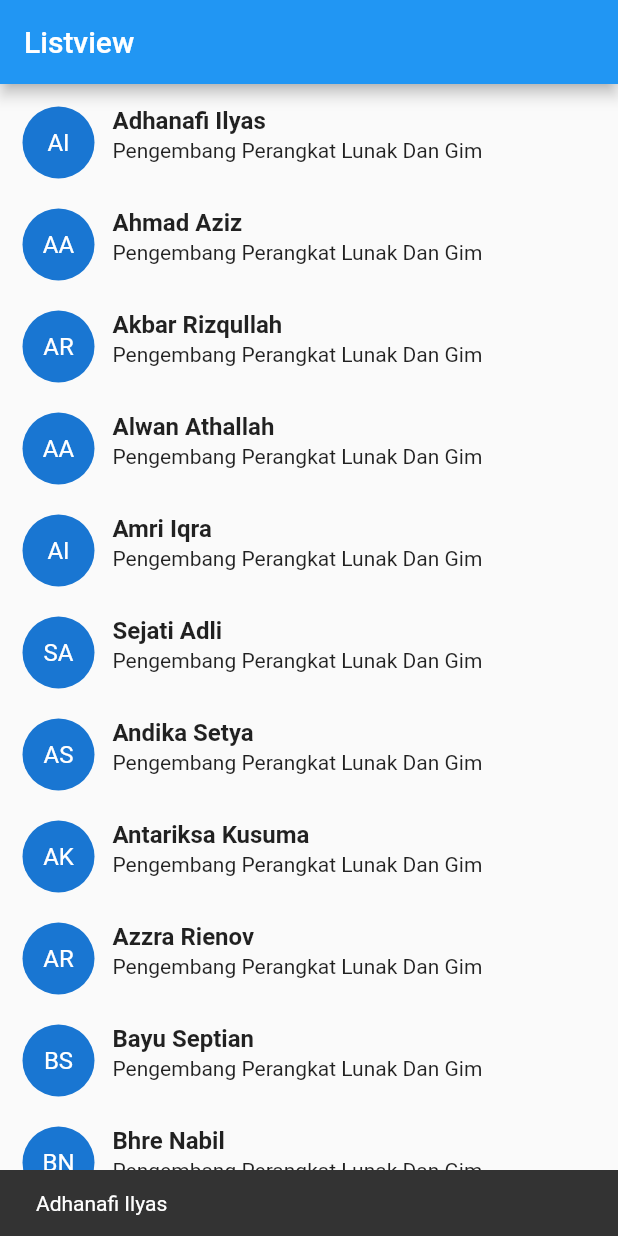
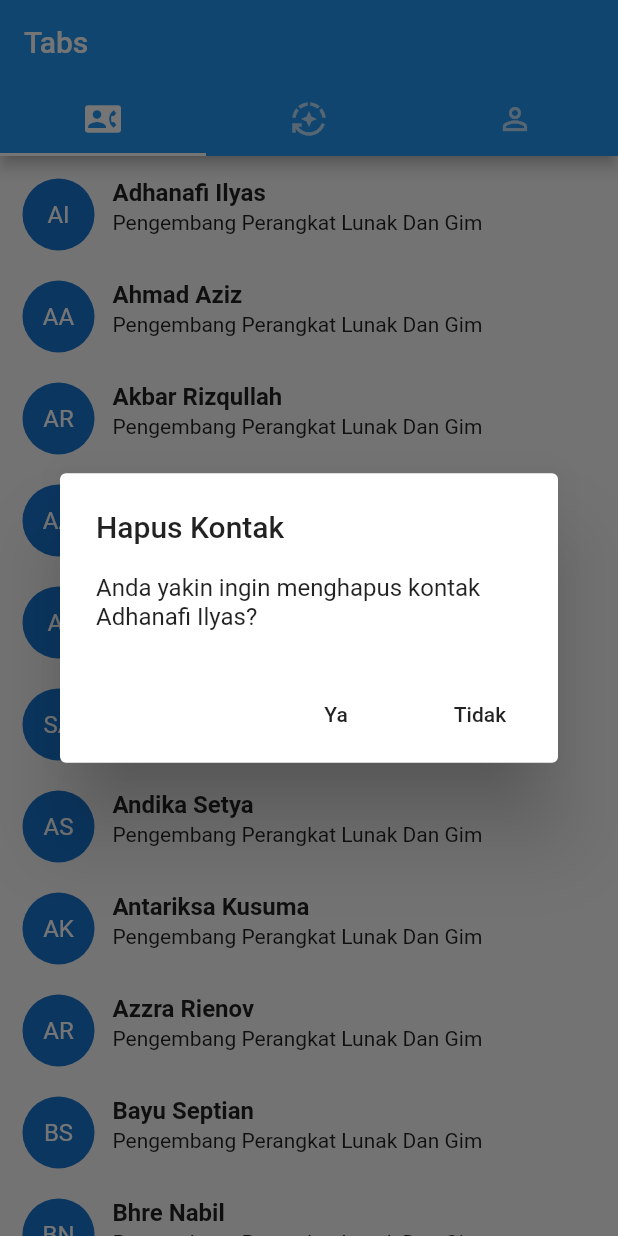
Before and after one commit to Akbarrzql/flutter-listview-project, a Flutter app: the screen it shows after launch, after a tap on "AI", on a phone screen of 412 x 824 dp. Run offline on Flutter 3.47's test engine with Material 2 defaults, Android fonts, the phone set to English and light mode, and no system bars.

Commit message:
style: [AR] add feture tabbar in navbar and delete list

```diff
--- /dev/null
+++ b/lib/Tabs.dart
@@ -0,0 +1,61 @@
+import 'package:flutter/material.dart';
+import 'package:listview_project/listview.dart';
+
+class Tabs extends StatefulWidget {
+  const Tabs({Key? key}) : super(key: key);
+
+  @override
+  State<Tabs> createState() => _TabsState();
+}
+
+class _TabsState extends State<Tabs> with SingleTickerProviderStateMixin {
+
+  late TabController _controller;
+  int _selectedIndex = 0;
+
+  List<Widget> list = [
+    Tab(icon: Icon(Icons.contact_phone)),
+    Tab(icon: Icon(Icons.auto_mode)),
+    Tab(icon: Icon(Icons.person_outline)),
+  ];
+
+  @override
+  void initState() {
+    // TODO: implement initState
+    super.initState();
+    // Create TabController for getting the index of current tab
+    _controller = TabController(length: list.length, vsync: this);
+
+    _controller.addListener(() {
+      setState(() {
+        _selectedIndex = _controller.index;
+      });
+      print("Selected Index: " + _controller.index.toString());
+    });
+  }
+
+  @override
+  Widget build(BuildContext context) {
+    return MaterialApp(
+      home: Scaffold(
+        appBar: AppBar(
+          bottom: TabBar(
+            onTap: (index) {
+            },
+            controller: _controller,
+            tabs: list,
+          ),
+          title: Text("Tabs"),
+        ),
+        body: TabBarView(
+         controller: _controller,
+          children: [
+            listview(),
+            Center(child: Text("Tab 2")),
+            Center(child: Text("Tab 3")),
+          ],
+        ),
+      ),
+    );
+  }
+}
--- a/lib/listview.dart
+++ b/lib/listview.dart
@@ -62,22 +62,37 @@ class _listviewState extends State<listview> {
     ));
   }
 
+
   @override
   Widget build(BuildContext context) {
     return Scaffold(
-      appBar: AppBar(title: Text("Listview"),),
+      // appBar: AppBar(title: Text("Listview"),),
       body: ListView.builder(
         padding: EdgeInsets.all(5),
         itemCount: data.length,
         itemBuilder: (buildContext, index) {
           return GestureDetector(
-            onTap: (){
-              //snackbar
-                ScaffoldMessenger.of(context).showSnackBar(SnackBar(
-                  content: Text("${data[index].name}"),
-                  duration: Duration(seconds: 2),
-                ));
-            },
+            onTap: () => showDialog(context: context, builder: (BuildContext context)=> AlertDialog(
+              title: Text("Hapus Kontak"),
+              content: Text("Anda yakin ingin menghapus kontak ${data[index].name}?"),
+              actions: <Widget>[
+                FlatButton(
+                  child: Text("Ya"),
+                  onPressed: (){
+                    setState(() {
+                      data.removeAt(index);
+                    });
+                    Navigator.pop(context);
+                  },
+                ),
+                FlatButton(
+                  child: Text("Tidak"),
+                  onPressed: (){
+                    Navigator.pop(context);
+                  },
+                ),
+              ],
+            )),
             child: Container(
               margin: EdgeInsets.all(10),
               child: Row(
--- a/lib/main.dart
+++ b/lib/main.dart
@@ -1,4 +1,5 @@
 import 'package:flutter/material.dart';
+import 'package:listview_project/Tabs.dart';
 import 'package:listview_project/listview.dart';
 
 void main() {
@@ -25,7 +26,7 @@ class MyApp extends StatelessWidget {
         // is not restarted.
         primarySwatch: Colors.blue,
       ),
-      home: const listview(),
+      home: const Tabs(),
     );
   }
 }
```
